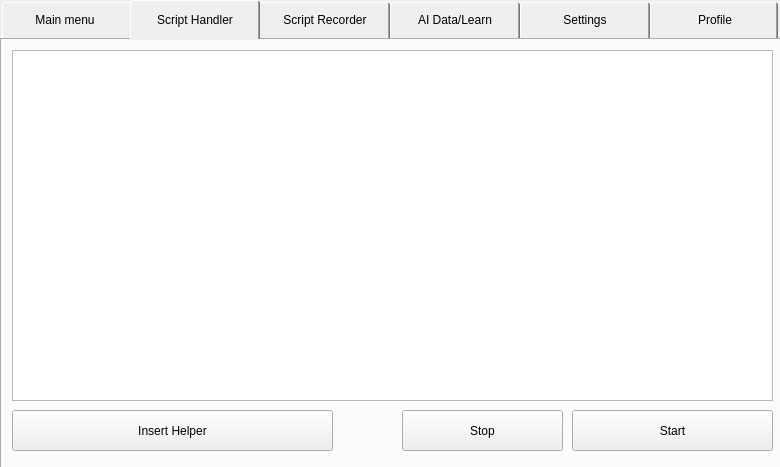
This is mainUI.ui in GInputAI/GInputAI_Main as Qt 5 draws it before an edit. The edited form follows.
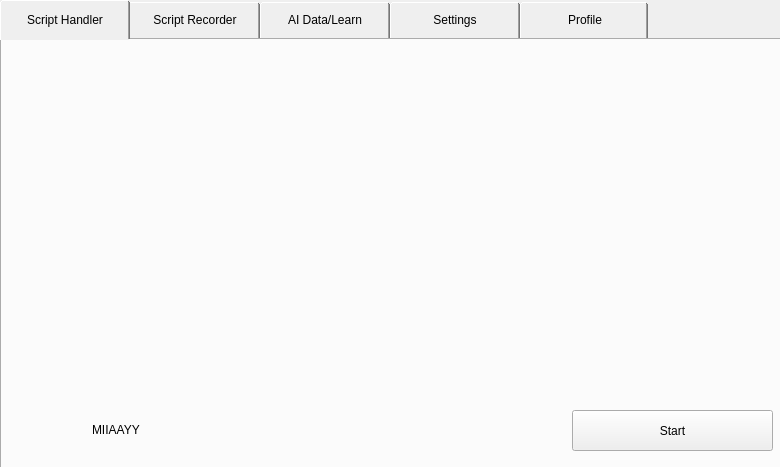
This is the edited form. The open tabs and pages were chosen to show the change. Icons and pictures are not drawn.

```diff
--- a/mainUI.ui
+++ b/mainUI.ui
@@ -43,72 +43,11 @@
     <property name="currentIndex">
      <number>0</number>
     </property>
-    <widget class="QWidget" name="tab">
-     <property name="styleSheet">
-      <string notr="true"/>
-     </property>
-     <attribute name="title">
-      <string>Main menu</string>
-     </attribute>
-     <widget class="QTextBrowser" name="textBrowser">
-      <property name="geometry">
-       <rect>
-        <x>10</x>
-        <y>10</y>
-        <width>661</width>
-        <height>371</height>
-       </rect>
-      </property>
-      <property name="html">
-       <string>&lt;!DOCTYPE HTML PUBLIC &quot;-//W3C//DTD HTML 4.0//EN&quot; &quot;http://www.w3.org/TR/REC-html40/strict.dtd&quot;&gt;
-&lt;html&gt;&lt;head&gt;&lt;meta name=&quot;qrichtext&quot; content=&quot;1&quot; /&gt;&lt;style type=&quot;text/css&quot;&gt;
-p, li { white-space: pre-wrap; }
-&lt;/style&gt;&lt;/head&gt;&lt;body style=&quot; font-family:'MS Shell Dlg 2'; font-size:7.8pt; font-weight:400; font-style:normal;&quot;&gt;
-&lt;p style=&quot; margin-top:0px; margin-bottom:0px; margin-left:0px; margin-right:0px; -qt-block-indent:0; text-indent:0px;&quot;&gt;&lt;span style=&quot; font-family:'Segoe UI'; font-size:16pt; font-weight:696;&quot;&gt;Про нас короче мы любим члены ну типа того&lt;/span&gt;&lt;/p&gt;&lt;/body&gt;&lt;/html&gt;</string>
-      </property>
-     </widget>
-    </widget>
-    <widget class="QWidget" name="tab_2">
+    <widget class="QWidget" name="tab1">
      <attribute name="title">
       <string>Script Handler</string>
      </attribute>
-     <widget class="QTextEdit" name="textEdit">
-      <property name="geometry">
-       <rect>
-        <x>10</x>
-        <y>10</y>
-        <width>761</width>
-        <height>351</height>
-       </rect>
-      </property>
-     </widget>
-     <widget class="QPushButton" name="pushButton">
-      <property name="geometry">
-       <rect>
-        <x>400</x>
-        <y>370</y>
-        <width>161</width>
-        <height>41</height>
-       </rect>
-      </property>
-      <property name="text">
-       <string>Stop</string>
-      </property>
-     </widget>
-     <widget class="QPushButton" name="pushButton_2">
-      <property name="geometry">
-       <rect>
-        <x>10</x>
-        <y>370</y>
-        <width>321</width>
-        <height>41</height>
-       </rect>
-      </property>
-      <property name="text">
-       <string>Insert Helper</string>
-      </property>
-     </widget>
-     <widget class="QPushButton" name="pushButton_3">
+     <widget class="QPushButton" name="sh_start">
       <property name="geometry">
        <rect>
         <x>570</x>
@@ -121,6 +60,19 @@
        <string>Start</string>
       </property>
      </widget>
+     <widget class="QLabel" name="file_path_label">
+      <property name="geometry">
+       <rect>
+        <x>90</x>
+        <y>380</y>
+        <width>441</width>
+        <height>20</height>
+       </rect>
+      </property>
+      <property name="text">
+       <string>MIIAAYY</string>
+      </property>
+     </widget>
     </widget>
     <widget class="QWidget" name="tab_3">
      <attribute name="title">
```
Left out of the diff: 10 changed lines with no effect on the pictures.
